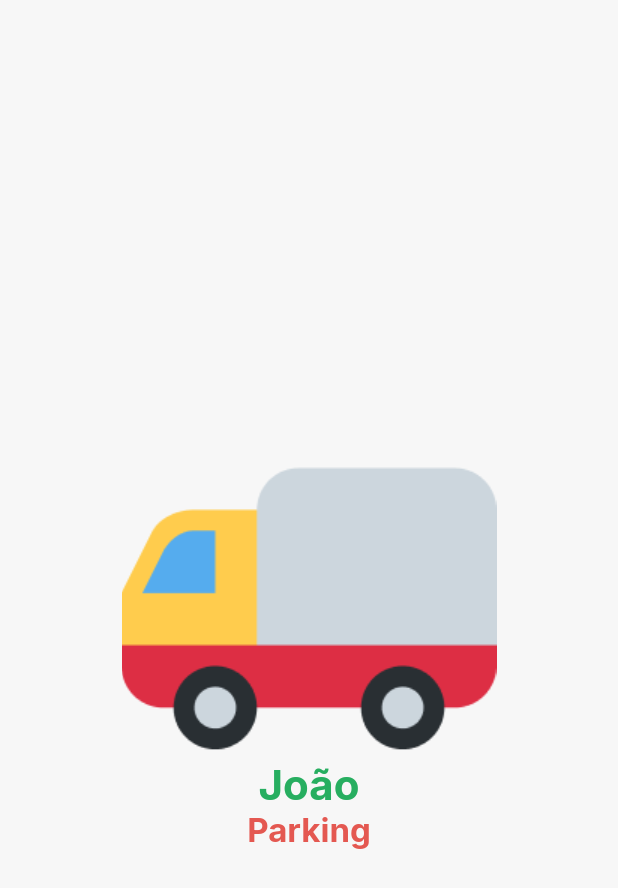
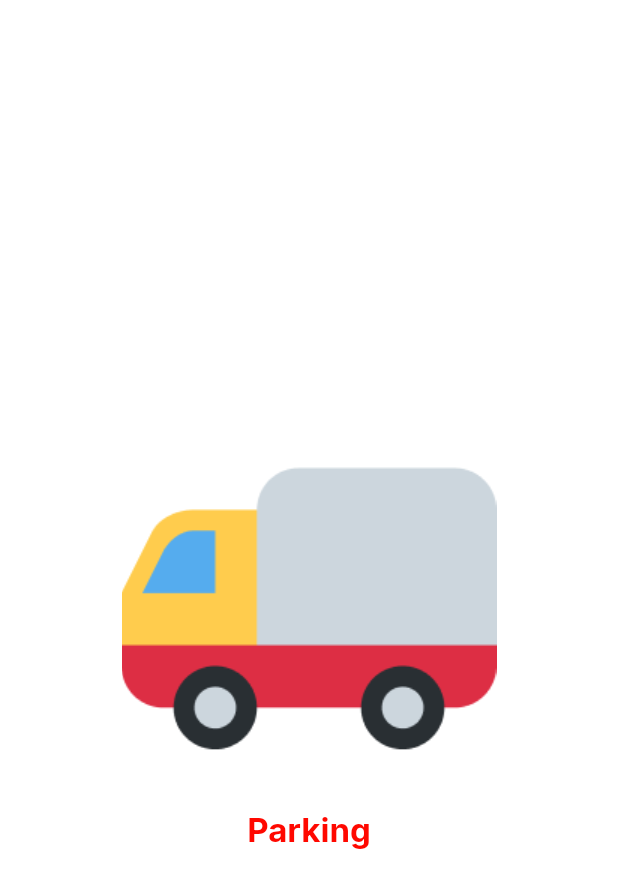
Before and after one commit to GabrielcDonato/joao_parking, a Flutter app: the screen it shows after launch, on a phone screen of 412 x 824 dp. Shown: the top 888 px of the screen. Run offline on Flutter 3.47's test engine with Material 2 defaults, Android fonts, the light colour scheme and no system bars; our stand-ins replace google_fonts; statements that could not run were skipped.

Commit message:
Feat:(THEMES) add new themes and change old themes

```diff
--- a/lib/app_widget.dart
+++ b/lib/app_widget.dart
@@ -14,7 +14,7 @@ class AppWidget extends StatelessWidget {
       return MaterialApp(
         debugShowCheckedModeBanner: false,
         title: 'João Parking',
-        theme: ThemeData(primarySwatch: Colors.green),
+        // theme: ThemeData(primarySwatch: Colors.green),
         initialRoute: '/splash_page',
         onGenerateRoute: RouteGenerator.generateRoute,
       );
--- a/lib/core/shared/theme/app_colors.dart
+++ b/lib/core/shared/theme/app_colors.dart
@@ -1,45 +1,66 @@
 import 'package:flutter/material.dart';
 
 abstract class IAppColors {
-  Color get title;
-  Color get subTitle;
   Color get primary;
-  Color get buttonDisabled;
+  Color get secondary;
+  Color get titleSplash;
+  Color get subTitleSplash;
+  Color get goodColor;
+  Color get badColor;
+  Color get arrowColor;
+  Color get buttonLogin;
+  Color get dividerColor;
   Color get textDisabled;
   Color get textEnabled;
   Color get inputNormal;
-  Color get background;
   Color get iconInactive;
   Color get textColor;
-  Color get badColor;
   Color get border;
 }
 
 class AppColors implements IAppColors {
   @override
-  Color get background => const Color(0xFFF7F7F7);
+  Color get primary => const Color(0xFFFFFFFF);
+
   @override
-  Color get badColor => const Color(0xFFE45851);
+  Color get secondary => const Color(0xFFEA3C53);
+
   @override
-  Color get buttonDisabled => const Color(0xFFABABAB);
+  Color get titleSplash => const Color(0xFF000000);
+
+  @override
+  Color get subTitleSplash => const Color(0xFFEA3C53);
+
+  @override
+  Color get goodColor => const Color(0xFF00FF19);
+
+  @override
+  Color get badColor => const Color(0xFFFF0800);
+
+  @override
+  Color get arrowColor => const Color(0xFFA45A52);
+
+  @override
+  Color get buttonLogin => const Color(0xFFABABAB);
+
+  @override
+  Color get dividerColor => const Color(0xFFB43757);
+
   @override
   Color get iconInactive => const Color(0xFF8C8C8C);
+
   @override
   Color get inputNormal => const Color(0xFF949B9C);
-  @override
-  Color get primary => const Color(0xFF27AE60);
+
   @override
   Color get textColor => const Color(0xFF272727);
+
   @override
   Color get textDisabled => const Color(0xFFD9D9D9);
+
   @override
   Color get textEnabled => const Color(0xFFFFFFFF);
+
   @override
   Color get border => const Color(0xFFE9E9EC);
-
-  @override
-  Color get title => const Color(0xFF000000);
-
-  @override
-  Color get subTitle => const Color(0xFFFF2400);
 }
--- a/lib/core/shared/theme/app_text_styles.dart
+++ b/lib/core/shared/theme/app_text_styles.dart
@@ -18,7 +18,7 @@ class AppTextStyles implements IAppTextStyles {
   @override
   TextStyle get buttonBackgroundColor => GoogleFonts.inter(
         fontSize: 14,
-        color: AppTheme.colors.background,
+        color: AppTheme.colors.primary,
         fontWeight: FontWeight.bold,
       );
   @override
--- a/lib/modules/splash/pages/splash_page.dart
+++ b/lib/modules/splash/pages/splash_page.dart
@@ -8,7 +8,7 @@ class SplashPage extends StatelessWidget {
   @override
   Widget build(BuildContext context) {
     return Scaffold(
-      backgroundColor: AppTheme.colors.background,
+      backgroundColor: AppTheme.colors.primary,
       body: Center(
         child: Column(
           mainAxisAlignment: MainAxisAlignment.center,
```
